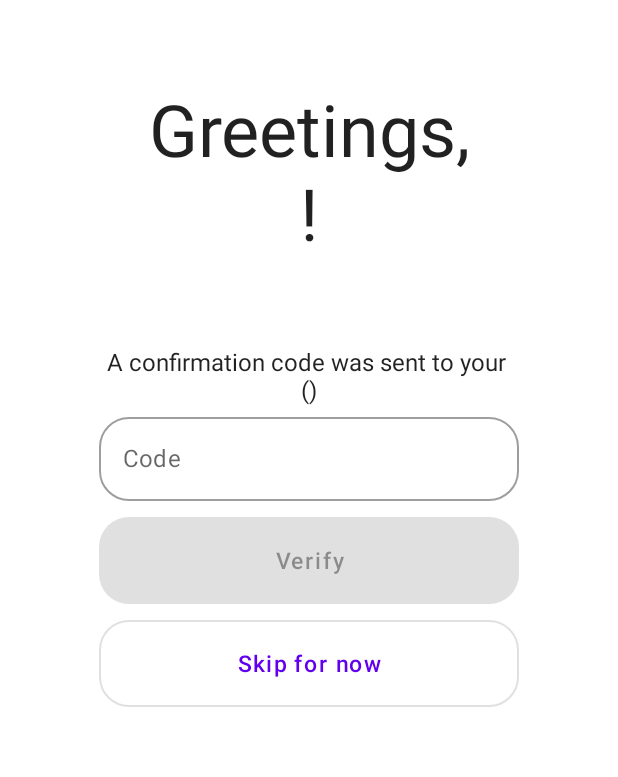
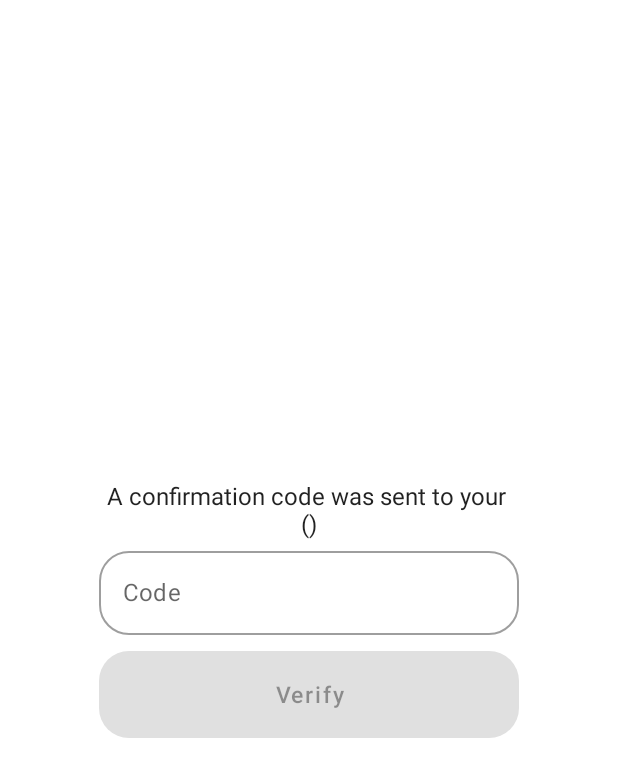
Before and after one commit to ndming/remote-patient-monitoring, an Android app built with Jetpack Compose: the composable ConfirmScreen called with empty values, on a phone screen of 412 x 824 dp. Shown: the top 777 px of the screen. Run offline under Robolectric (Android 15) with nearby library versions, the phone set to English and light mode, and no system bars; 2 statements that could not run were skipped.

Commit message:
remove header for `ConfirmScreen`

```diff
--- a/Urgent/app/src/main/java/com/hescul/urgent/ui/screens/confirm/ConfirmScreen.kt
+++ b/Urgent/app/src/main/java/com/hescul/urgent/ui/screens/confirm/ConfirmScreen.kt
@@ -1,6 +1,5 @@
 package com.hescul.urgent.ui.screens.confirm
 
-import androidx.activity.compose.BackHandler
 import androidx.compose.animation.AnimatedVisibility
 import androidx.compose.animation.ExperimentalAnimationApi
 import androidx.compose.foundation.layout.*
@@ -26,33 +25,20 @@ import com.hescul.urgent.ui.versatile.config.ViewConfig
 @Composable
 fun ConfirmScreen(
     confirmViewModel: ConfirmViewModel,
-    userName: String,
     confirmMedium: String,
     confirmDestination: String,
     onConfirmRequest: () -> Unit,
     modifier: Modifier = Modifier,
-    headerPadding: Dp = 30.dp,
-    contentPadding: Dp = 5.dp,
-    onBackPressed: () -> Unit = {},
+    innerPadding: Dp = 5.dp,
     onBackToLogInPressed: () -> Unit = {},
 ) {
-    BackHandler(enabled = true) {
-        onBackPressed()
-    }
     Column(
         modifier = modifier
             .fillMaxSize()
             .verticalScroll(rememberScrollState()),
         horizontalAlignment = Alignment.CenterHorizontally,
+        verticalArrangement = Arrangement.Center
     ) {
-        Spacer(modifier = Modifier.padding(vertical = headerPadding))
-        Text(
-            text = "${stringResource(id = R.string.ui_confirmScreen_greeting)}\n$userName!",
-            style = MaterialTheme.typography.h3,
-            textAlign = TextAlign.Center,
-            modifier = Modifier.padding(horizontal = contentPadding * 2)
-        )
-        Spacer(modifier = Modifier.padding(vertical = headerPadding))
         ConfirmCodeField(
             text = confirmViewModel.confirmCodeTextInput,
             onTextChange = confirmViewModel::onConfirmTextInputChange,
@@ -72,11 +58,11 @@ fun ConfirmScreen(
                 text = confirmViewModel.failCause,
                 textAlign = TextAlign.Center,
                 color = MaterialTheme.colors.error,
-                modifier = Modifier.padding(contentPadding * 2)
+                modifier = Modifier.padding(innerPadding * 2)
             )
         }
         AnimatedVisibility(visible = confirmViewModel.failCause.isEmpty()) {
-            Spacer(modifier = Modifier.padding(vertical = contentPadding))
+            Spacer(modifier = Modifier.padding(vertical = innerPadding))
         }
         ConfirmButton(
             onConfirmRequest = {
@@ -90,7 +76,8 @@ fun ConfirmScreen(
                     && InfoValidator.isConfirmCodeValid(confirmViewModel.confirmCodeTextInput),
             isConfirmSucceeded = confirmViewModel.isConfirmSucceeded
         )
-        Spacer(modifier = Modifier.padding(vertical = contentPadding))
+        Spacer(modifier = Modifier.padding(vertical = innerPadding))
+        AnimatedVisibility(visible = confirmViewModel.isConfirmSucceeded) {
             OutlinedButton(
                 onClick = onBackToLogInPressed,
                 modifier = Modifier
@@ -98,16 +85,8 @@ fun ConfirmScreen(
                     .height(ViewConfig.TEXT_FIELD_DEFAULT_HEIGHT.dp),
                 enabled = !confirmViewModel.isProgressing,
             ) {
-            AnimatedVisibility(visible = confirmViewModel.isConfirmSucceeded) {
                 Text(
                     text = stringResource(id = R.string.ui_confirmScreen_backToLoginButton),
-                    textAlign = TextAlign.Center,
-                    fontSize = LoadingButtonConfig.TEXT_FONT_SIZE.sp
-                )
-            }
-            AnimatedVisibility(visible = !confirmViewModel.isConfirmSucceeded) {
-                Text(
-                    text = stringResource(id = R.string.ui_confirmScreen_skipConfirmationButton),
                     textAlign = TextAlign.Center,
                     fontSize = LoadingButtonConfig.TEXT_FONT_SIZE.sp
                 )
@@ -127,12 +106,10 @@ fun ConfirmScreen(
 @Composable
 fun PreviewConfirmScreen() {
     val confirmViewModel = ConfirmViewModel()
-    confirmViewModel.onConfirmSuccess()
     UrgentTheme {
         Surface {
             ConfirmScreen(
                 confirmViewModel = confirmViewModel,
-                userName = "Minh Nguyen",
                 confirmMedium = "EMAIL",
                 confirmDestination = "d**1@gmail.com",
                 onConfirmRequest = {}
```
Lines whose indentation alone changed are shown as unchanged.
